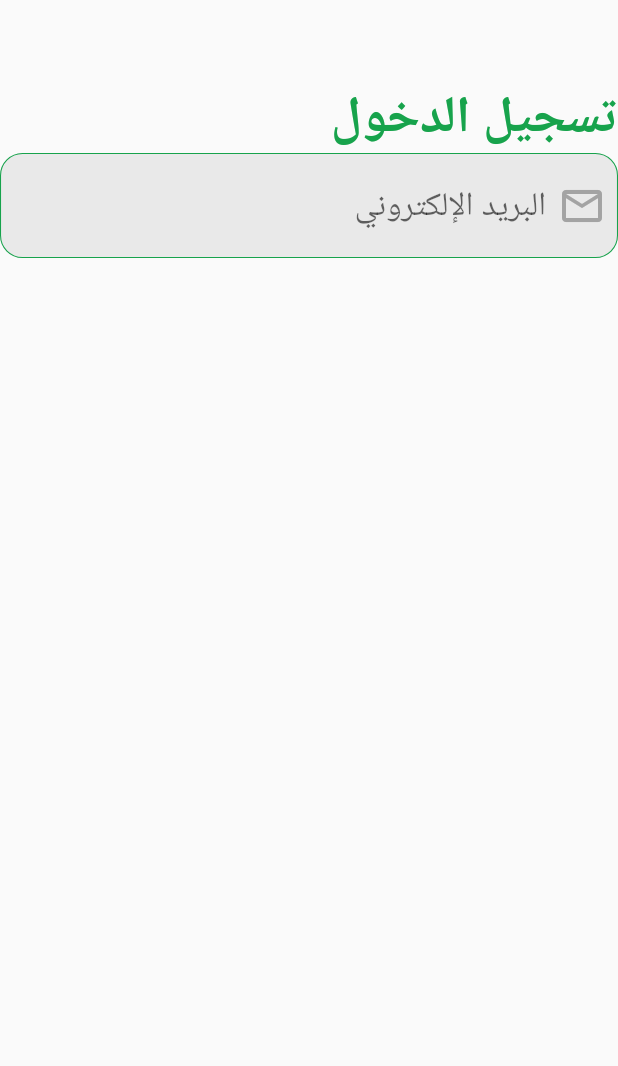
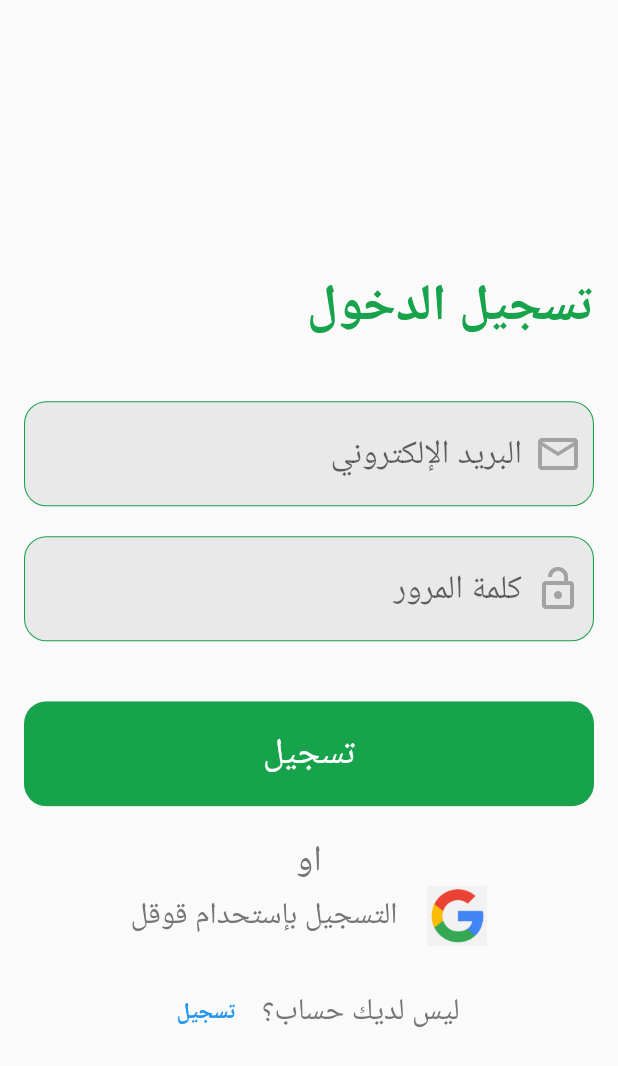
Before and after one commit to mohanedSalaheldin/Etooplay, a Flutter app: the screen it shows after launch, on a phone screen of 412 x 824 dp. Shown: the top 1066 px of the screen. Run offline on Flutter 3.47's test engine with Material 2 defaults, Android fonts, the phone set to English and light mode, and no system bars; our stand-ins replace bloc, equatable, hexcolor.

Commit message:
finsh login screen

```diff
--- a/lib/l10n/intl_ar.arb
+++ b/lib/l10n/intl_ar.arb
@@ -1,4 +1,9 @@
 {
-    "login": "تسجيل الدخول",
-    "email":"البريد الإلكتروني"
+    "login_title": "تسجيل الدخول",
+    "email":"البريد الإلكتروني",
+    "password":"كلمة المرور",
+    "login":"تسجيل",
+    "or":"او",
+    "or_login_with_google":"التسجيل بإستحدام قوقل",
+    "dont_have_an_account":"ليس لديك حساب؟"
 }
--- a/lib/l10n/intl_en.arb
+++ b/lib/l10n/intl_en.arb
@@ -1,4 +1,9 @@
 {
-    "login": "Login",
-    "email":"Email"
+    "login_title": "Login",
+    "email":"Email",
+    "password":"Password",
+    "login":"Login",
+    "or":"or",
+    "or_login_with_google":"Or login using Google",
+    "dont_have_an_account":"Don't have an account?"
 }
--- a/lib/src/config/themes/themes.dart
+++ b/lib/src/config/themes/themes.dart
@@ -30,6 +30,7 @@ ThemeData lightTheme = ThemeData(
       ),
     ),
   ),
+
   appBarTheme: const AppBarTheme(
     color: Colors.transparent,
     elevation: 0.0,
@@ -40,5 +41,10 @@ ThemeData lightTheme = ThemeData(
       fontWeight: FontWeight.bold,
       color: AppColors.primary,
     ),
+    bodySmall: const TextStyle(
+      fontSize: 24.0,
+      fontWeight: FontWeight.w400,
+      color: Colors.white,
+    ),
   ),
 );
--- a/lib/src/core/utils/app_assets.dart
+++ b/lib/src/core/utils/app_assets.dart
@@ -1,3 +1,5 @@
-class AppAssets {
+const String imgPath = 'assets/images';
 
+class AssetsManager {
+  static String google = '$imgPath/google.png';
 }
--- a/lib/src/core/utils/app_constants.dart
+++ b/lib/src/core/utils/app_constants.dart
@@ -1,3 +1,6 @@
+import 'package:flutter/material.dart';
+
 class AppConstants {
-
+  static double deviceWidth(context) => MediaQuery.of(context).size.width;
+  static double deviceHeight(context) => MediaQuery.of(context).size.height;
 }
--- a/lib/src/core/utils/app_widgets.dart
+++ b/lib/src/core/utils/app_widgets.dart
@@ -17,9 +17,7 @@ Widget defaultTextFormField({
       keyboardType: keyboardType,
       decoration: InputDecoration(
         hintText: hint,
-
         hintStyle: const TextStyle(),
-
         prefixIcon: Icon(
           suffixIcon,
           color: HexColor('#a3a3a3'),
@@ -30,23 +28,11 @@ Widget defaultTextFormField({
           color: HexColor('#a3a3a3'),
           size: 32.0,
         ),
-        // enabledBorder: OutlineInputBorder(
-        //   borderSide: BorderSide(
-        //     width: .7,
-        //     color: AppColors.primary,
-        //   ),
-        //   borderRadius: const BorderRadius.all(
-        //     Radius.circular(15),
-        //   ),
-        // ),
-        // focusedBorder: OutlineInputBorder(
-        //   borderSide: BorderSide(
-        //     width: 1.5,
-        //     color: AppColors.primary,
-        //   ),
-        //   borderRadius: const BorderRadius.all(
-        //     Radius.circular(15),
-        //   ),
-        // ),
       ),
     );
+Widget HorizentalSizedBox() => const SizedBox(
+  width: 20.0,
+);
+Widget VerticalSizedBox() => const SizedBox(
+  height: 20.0,
+);
--- a/lib/src/features/login/presentation/pages/login_screen.dart
+++ b/lib/src/features/login/presentation/pages/login_screen.dart
@@ -1,4 +1,6 @@
 import 'package:etooplay/generated/l10n.dart';
+import 'package:etooplay/src/core/utils/app_assets.dart';
+import 'package:etooplay/src/core/utils/app_colors.dart';
 import 'package:etooplay/src/core/utils/app_widgets.dart';
 import 'package:etooplay/src/features/login/presentation/widgets/widgets.dart';
 import 'package:flutter/material.dart';
@@ -10,20 +12,112 @@ class LoginScreen extends StatelessWidget {
   Widget build(BuildContext context) {
     return Scaffold(
       appBar: loginScreenAppBar,
-      body: Column(
+      body: Padding(
+        padding: const EdgeInsets.all(16.0),
+        child: Center(
+          child: SingleChildScrollView(
+            child: Column(
               crossAxisAlignment: CrossAxisAlignment.start,
-        mainAxisSize: MainAxisSize.max,
+              // mainAxisSize: MainAxisSize.max,
               children: [
                 Text(
-            S.of(context).login,
+                  S.of(context).login_title,
                   style: Theme.of(context).textTheme.bodyLarge,
                 ),
+                VerticalSizedBox(),
+                VerticalSizedBox(),
                 defaultTextFormField(
                   hint: S.of(context).email,
                   keyboardType: TextInputType.emailAddress,
                   suffixIcon: Icons.email_outlined,
                 ),
+                VerticalSizedBox(),
+                defaultTextFormField(
+                  hint: S.of(context).password,
+                  keyboardType: TextInputType.emailAddress,
+                  suffixIcon: Icons.lock_open,
+                ),
+                VerticalSizedBox(),
+                VerticalSizedBox(),
+                Container(
+                  height: 70.0,
+                  width: double.infinity,
+                  clipBehavior: Clip.antiAlias,
+                  decoration: BoxDecoration(
+                    borderRadius: BorderRadius.circular(
+                      15.0,
+                    ),
+                  ),
+                  child: MaterialButton(
+                    onPressed: () {},
+                    color: AppColors.primary,
+                    child: Text(
+                      S.of(context).login,
+                      style: Theme.of(context).textTheme.bodySmall,
+                    ),
+                  ),
+                ),
+                VerticalSizedBox(),
+                Center(
+                  child: Text(
+                    S.of(context).or,
+                    style: Theme.of(context).textTheme.bodySmall?.copyWith(
+                          color: Colors.grey[600],
+                          // fontSize: 24.0,
+                          // fontWeight: FontWeight.w400,
+                        ),
+                  ),
+                ),
+                InkWell(
+                  onTap: () {},
+                  child: Row(
+                    mainAxisAlignment: MainAxisAlignment.center,
+                    children: [
+                      Image(
+                        width: 40.0,
+                        height: 40.0,
+                        fit: BoxFit.cover,
+                        image: AssetImage(
+                          AssetsManager.google,
+                        ),
+                      ),
+                      HorizentalSizedBox(),
+                      Text(
+                        S.of(context).or_login_with_google,
+                        style: Theme.of(context).textTheme.bodySmall?.copyWith(
+                              color: Colors.grey[600],
+                              fontSize: 20.0,
+                            ),
+                      ),
                     ],
+                  ),
+                ),
+                VerticalSizedBox(),
+                Row(
+                  mainAxisAlignment: MainAxisAlignment.center,
+                  children: [
+                    Text(
+                      S.of(context).dont_have_an_account,
+                      style: Theme.of(context).textTheme.bodySmall?.copyWith(
+                            color: Colors.grey[600],
+                            fontSize: 20.0,
+                          ),
+                    ),
+                    const SizedBox(
+                      width: 5.0,
+                    ),
+                    TextButton(
+                      onPressed: () {},
+                      child: Text(
+                        S.of(context).login,
+                      ),
+                    ),
+                  ],
+                ),
+              ],
+            ),
+          ),
+        ),
       ),
     );
   }
--- a/pubspec.yaml
+++ b/pubspec.yaml
@@ -52,8 +52,8 @@ flutter:
   # the material Icons class.
   uses-material-design: true
   # To add assets to your application, add an assets section, like this:
-  # assets:
-  #   - images/a_dot_burr.jpeg
+  assets:
+    - assets/images/
   #   - images/a_dot_ham.jpeg
   # An image asset can refer to one or more resolution-specific "variants", see
   # https://flutter.dev/assets-and-images/#resolution-aware
```
Also changed, not shown: assets/images/google.png (added), lib/generated/intl/messages_ar.dart, lib/generated/intl/messages_en.dart, lib/generated/l10n.dart. Lines whose indentation alone changed are shown as unchanged.
